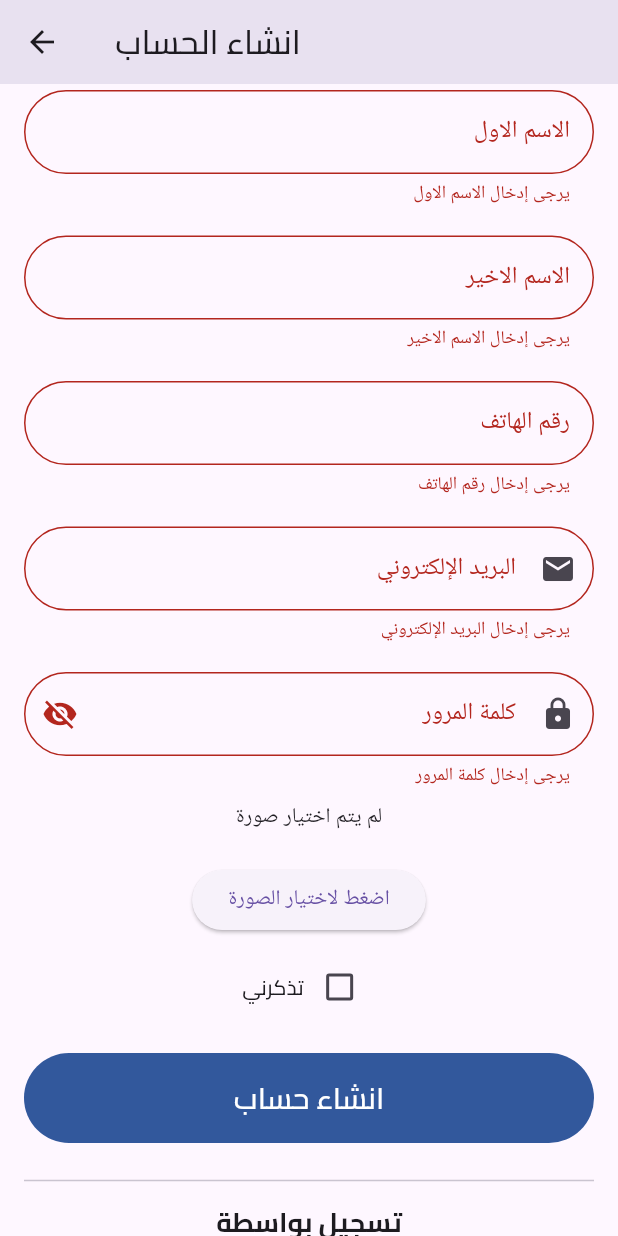
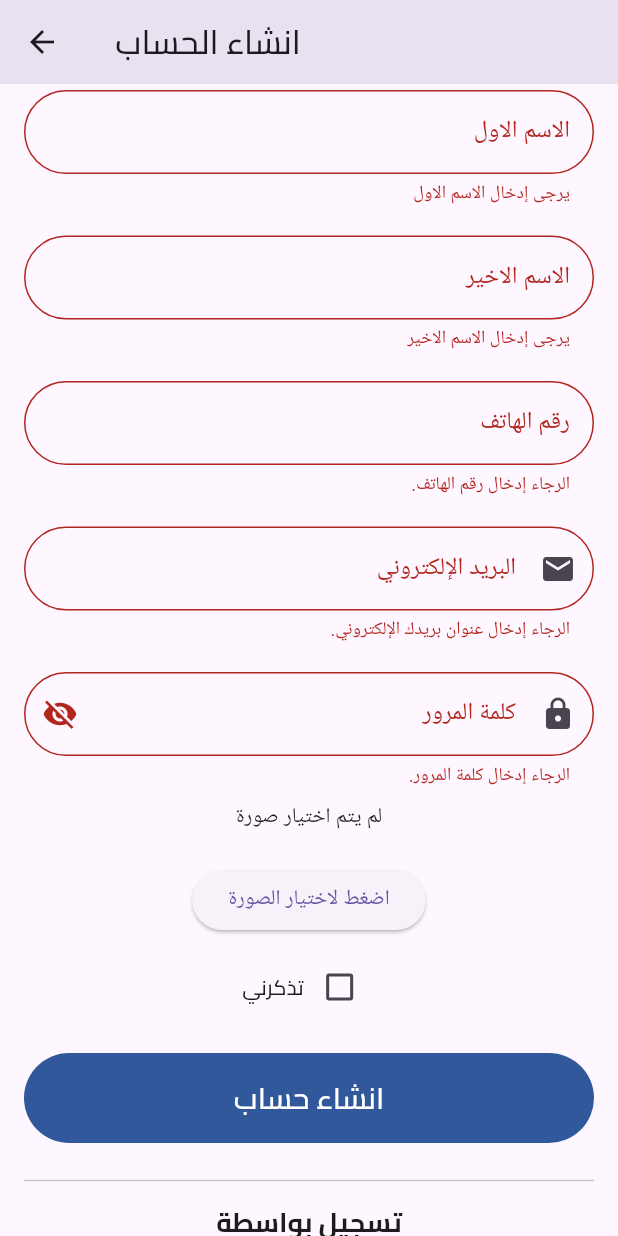
Before and after one commit to mohamedkter/Mahlolua_app, a Flutter app: the SignupPage screen opened directly, scrolled down 132 dp, after a tap on "انشاء حساب", on a phone screen of 412 x 824 dp. Run offline on Flutter 3.47's test engine with Material 3 defaults, Android fonts, the phone set to English and light mode, and no system bars; our stand-ins replace carousel_slider, chips_choice, dio, dots_indicator, firebase_core, firebase_messaging and 10 more; missing offline and left inert: read_more_text; accounts and stored records are empty.

Commit message:
More work on Auth

```diff
--- /dev/null
+++ b/lib/Functions/validation.dart
@@ -0,0 +1,93 @@
+//////////////// Function to Vaiidate Email /////////////////
+
+String? validateEmail(String? value) {
+    if (value=="") {
+      return 'الرجاء إدخال عنوان بريدك الإلكتروني.';
+    }
+    if (!RegExp(r'^[\w-\.]+@([\w-]+\.)+[\w-]{2,4}$').hasMatch(value!)) {
+      return 'الرجاء إدخال عنوان بريد إلكتروني صحيح.';
+    }
+    return null;
+  }
+
+  ////////////////////  Function to Validate Password //////////////////
+
+    String? validateLoginPassword(String? value) {
+    if (value=="") {
+      return 'الرجاء إدخال كلمة المرور..';
+    }
+
+    if (value!.length < 8) {
+      return 'يجب أن تتكون كلمة المرور من الأقل ٨ أحرف.';
+    }
+    return null;
+  }
+
+
+  String? validateRegisterPassword(String? value) {
+    if (value=="") {
+      return 'الرجاء إدخال كلمة المرور.';
+    }
+    if (value!.length < 8) {
+      return 'يجب أن تتكون كلمة المرور من الأقل ٨ أحرف..';
+    }
+    if (!RegExp(r'^(?=.*[a-zA-Z])(?=.*[!@#$%^&*(),.?":{}|<>])[a-zA-Z0-9!@#$%^&*(),.?":{}|<>]{8,}$').hasMatch(value)) {
+      return 'يجب أن تحتوي كلمة المرور على حرف واحد على الأقل ورمز واحد على الأقل.';
+    }
+    return null;
+  }
+
+  /////////////////// Validate Phone Number //////////////////////
+
+   String? validatePhoneNumber(String value) {
+    if (value.isEmpty) {
+      return 'الرجاء إدخال رقم الهاتف.';
+    }
+
+    if (!RegExp(r'^\d{11}$').hasMatch(value)) {
+      return 'يجب أن يتكون رقم الهاتف من 11 رقمًا.';
+    }
+    return null;
+  }
+
+  ////////////////////////// Validate NationalId//////////////////////////
+
+    String? validateNationalId(String ?value) {
+    if (value=="") {
+      return 'الرجاء إدخال الرقم القومي.';
+    }
+    if (!RegExp(r'^\d{14}$').hasMatch(value!)) {
+      return 'يجب أن يتكون الرقم القومي من 14 رقمًا.';
+    }
+    return null;
+  }
+//////////////////// Validate Price //////////////////////////////////////
+
+   String? validatePrice(String? value) {
+    if (value=="") {
+      return 'الرجاء إدخال السعر.';
+    }
+    // Custom price validation: must not be greater than 300
+    double? price = double.tryParse(value!);
+    if (price == null) {
+      return 'الرجاء إدخال سعر صحيح.';
+    }
+    if (price > 300) {
+      return 'يجب أن لا يزيد السعر عن 300.';
+    }
+    return null;
+  }
+
+
+    String? validateDescription(String? value) {
+    if (value=="") {
+      return 'الرجاء إدخال وصف الفني.';
+    }
+    if (value!.length < 100) {
+      return 'يجب أن يتكون الوصف من 100 حرف على الأقل.';
+    }
+    if (value!.length > 200) {
+      return 'يجب أن لا يزيد الوصف عن 200 حرف.';
+    }
+    return null;
+  }
--- a/lib/Pages/Auth_Pages/regester_page.dart
+++ b/lib/Pages/Auth_Pages/regester_page.dart
@@ -6,8 +6,12 @@ import 'package:flutter/material.dart';
 import 'package:image_picker/image_picker.dart';
 import 'package:mahloula/Constants/Color_Constants.dart';
 import 'package:mahloula/Functions/image_converter.dart';
+import 'package:mahloula/Functions/validation.dart';
 import 'package:mahloula/Models/user_model.dart';
 import 'package:mahloula/Pages/Auth_Pages/login_page.dart';
+import 'package:mahloula/Pages/Loading_Pages/generel_loading_page.dart';
+import 'package:mahloula/Pages/error_page.dart';
+import 'package:mahloula/Pages/success_page.dart';
 import 'package:mime/mime.dart';
 import '../../Services/Api/post_methods.dart';
 import '../Service_Provider_Pages/service_provider_credentials_page.dart';
@@ -22,6 +26,7 @@ class SignupPage extends StatefulWidget {
 
 class _SignupPageState extends State<SignupPage> {
   bool _isPasswordVisible = false;
+  bool is_loading =false;
   File? _image;
   bool _rememberMe = false;
   TextEditingController _usernameController = TextEditingController();
@@ -39,7 +44,7 @@ class _SignupPageState extends State<SignupPage> {
           style: TextStyle(fontFamily: 'cairo'),
         ),
       ),
-      body: SingleChildScrollView(
+      body:is_loading==true?GenerelLoadingPage(): SingleChildScrollView(
         child: Padding(
           padding: EdgeInsets.all(16.0),
           child: Form(
@@ -115,9 +120,7 @@ class _SignupPageState extends State<SignupPage> {
                     textDirection: TextDirection.rtl,
                     controller: _phoneController,
                     validator: (value) {
-                      if (value!.isEmpty) {
-                        return 'يرجى إدخال رقم الهاتف';
-                      }
+                      return validatePhoneNumber(value!);
                     },
                     decoration: InputDecoration(
                         labelText: 'رقم الهاتف',
@@ -140,17 +143,15 @@ class _SignupPageState extends State<SignupPage> {
                     textDirection: TextDirection.rtl,
                     controller: _usernameController,
                     validator: (value) {
-                      if (value!.isEmpty) {
-                        return 'يرجى إدخال البريد الإلكتروني';
-                      }
+                     return validateEmail(value);
                     },
                     decoration: InputDecoration(
                         labelText: 'البريد الإلكتروني',
                         prefixIcon: Icon(Icons.email),
                         enabledBorder: OutlineInputBorder(
                           borderRadius: BorderRadius.circular(30),
-                          borderSide: BorderSide(
-                            color: const Color.fromARGB(255, 174, 154, 154),
+                          borderSide: const BorderSide(
+                            color: Color.fromARGB(255, 174, 154, 154),
                           ),
                         ),
                         border: OutlineInputBorder(
@@ -167,9 +168,7 @@ class _SignupPageState extends State<SignupPage> {
                     controller: _passwordController,
                     obscureText: !_isPasswordVisible,
                     validator: (value) {
-                      if (value!.isEmpty) {
-                        return 'يرجى إدخال كلمة المرور';
-                      }
+                    return validateRegisterPassword(value);
                     },
                     decoration: InputDecoration(
                         labelText: 'كلمة المرور',
@@ -188,8 +187,8 @@ class _SignupPageState extends State<SignupPage> {
                         ),
                         enabledBorder: OutlineInputBorder(
                           borderRadius: BorderRadius.circular(30),
-                          borderSide: BorderSide(
-                            color: const Color.fromARGB(255, 174, 154, 154),
+                          borderSide: const BorderSide(
+                            color: Color.fromARGB(255, 174, 154, 154),
                           ),
                         ),
                         border: OutlineInputBorder(
@@ -218,7 +217,7 @@ class _SignupPageState extends State<SignupPage> {
                     Row(
                       mainAxisAlignment: MainAxisAlignment.center,
                       children: [
-                        Text(
+                        const Text(
                           'تذكرني',
                           style: TextStyle(fontFamily: 'cairo'),
                         ),
@@ -232,10 +231,13 @@ class _SignupPageState extends State<SignupPage> {
                         ),
                       ],
                     ),
-                    SizedBox(height: 20),
+                    const SizedBox(height: 20),
                     GestureDetector(
                         onTap: () async {
                           if (formKey.currentState!.validate()) {
+                            setState(() {
+                              is_loading=true;
+                            });
                             if (widget.type == 'user') {
                               User obj = User(
                                 name: _nameController.text,
@@ -247,12 +249,21 @@ class _SignupPageState extends State<SignupPage> {
                               FormData? image = _image == null
                                   ? null
                                   : await imageConverter(_image!,"image");
-                              await PostMethods.createUser(obj, image);
-                              Navigator.push(
+                            dynamic response= await PostMethods.createUser(obj, image);
+                            if (response!=null) {
+                            Navigator.pushReplacement(
                                 context,
                                 MaterialPageRoute(
-                                    builder: (context) => LoginPage()),
+                                    builder: (context) =>  const SuccessPage(upperMessage: "تم التسجيل بنجاح",lowerMessage:  " يمكنك لان الذهاب لتسجيل الدخول",)),
                               );
+                          }else{
+                             Navigator.pushReplacement(
+                                context,
+                                MaterialPageRoute(
+                                    builder: (context) =>
+                                        const ErrorPage(upperMessage:"حدث خطا اثناء انشاء الحساب" , lowerMessage: "يمكن ان يكون هذا البريد مستخدم من قبل  حاول مره اخري"),));
+                          }
+
                             } else {
                                User obj = User(
                                 name: _nameController.text,
@@ -265,12 +276,21 @@ class _SignupPageState extends State<SignupPage> {
                                   ? null
                                   : await imageConverter(_image!,"image");
                           dynamic response= await PostMethods.createUser(obj, image);
-                              Navigator.push(
+                          if (response!=null) {
+                             Navigator.pushReplacement(
                                 context,
                                 MaterialPageRoute(
                                     builder: (context) =>
                                         ServiceProviderCredentials(id:response["user"]["id"])),
                               );
+                          }else{
+                             Navigator.pushReplacement(
+                                context,
+                                MaterialPageRoute(
+                                    builder: (context) =>
+                                        const ErrorPage(upperMessage:"حدث خطا اثناء انشاء الحساب" , lowerMessage: "يمكن ان يكون هذا البريد مستخدم من قبل  حاول مره اخري"),));
+                          }
+
                             }
                           }
                         },
@@ -293,10 +313,10 @@ class _SignupPageState extends State<SignupPage> {
                             ),
                           ),
                         )),
-                    SizedBox(height: 10),
+                    const SizedBox(height: 10),
                   ],
                 ),
-                Divider(height: 30, thickness: 1),
+                const Divider(height: 30, thickness: 1),
                 const Text(
                   'تسجيل بواسطة',
                   textAlign: TextAlign.center, // تحديث النص هنا
@@ -305,19 +325,19 @@ class _SignupPageState extends State<SignupPage> {
                       fontWeight: FontWeight.bold,
                       fontFamily: "cairo"),
                 ),
-                SizedBox(height: 10),
+                const SizedBox(height: 10),
                 Row(
                   mainAxisAlignment: MainAxisAlignment.center,
                   children: [
-                    Socialimage(
+                    Socialite(
                         image: Image.asset("assets/photo/facebook.png")),
-                    SizedBox(width: 10),
-                    Socialimage(image: Image.asset("assets/photo/google.png")),
-                    SizedBox(width: 10),
-                    Socialimage(image: Image.asset("assets/photo/apple.png")),
+                    const SizedBox(width: 10),
+                    Socialite(image: Image.asset("assets/photo/google.png")),
+                    const SizedBox(width: 10),
+                    Socialite(image: Image.asset("assets/photo/apple.png")),
                   ],
                 ),
-                SizedBox(height: 20),
+                const SizedBox(height: 20),
               ],
             ),
           ),
@@ -343,10 +363,10 @@ class _SignupPageState extends State<SignupPage> {
   }
 }
 
-class Socialimage extends StatelessWidget {
+class Socialite extends StatelessWidget {
   final Image image;
 
-  Socialimage({required this.image});
+  Socialite({required this.image});
 
   @override
   Widget build(BuildContext context) {
--- a/lib/Services/Api/post_methods.dart
+++ b/lib/Services/Api/post_methods.dart
@@ -68,14 +68,15 @@ class PostMethods {
     } else {
       if (response.statusCode == 400) {
         print('Bad request: ${response.data}');
-        return response.data;
+        return null;
       } else {
         print('Failed to create user: ${response.statusCode}');
-      return response.data;
+      return null;
       }
     }
   } catch (e) {
     print('Error creating user: $e');
+    return null;
   }
 }
 
```
Also changed, not shown: assets/photo/DoneAnamition.json (added, +1 -0 lines), assets/photo/loadingAnamation.json (added, +1 -0 lines), lib/Pages/Auth_Pages/login_page.dart (+49 -92 lines), lib/Pages/Loading_Pages/generel_loading_page.dart (added, +18 -0 lines), lib/Pages/Service_Provider_Pages/service_provider_credentials_page.dart (+54 -19 lines), lib/Pages/User_Pages/user_profile_page.dart (+8 -8 lines), lib/Pages/error_page.dart (added, +61 -0 lines), lib/Pages/success_page.dart (added, +61 -0 lines), lib/Services/Api/auth_methods.dart (+12 -10 lines), lib/main.dart (+3 -7 lines), pubspec.lock.
